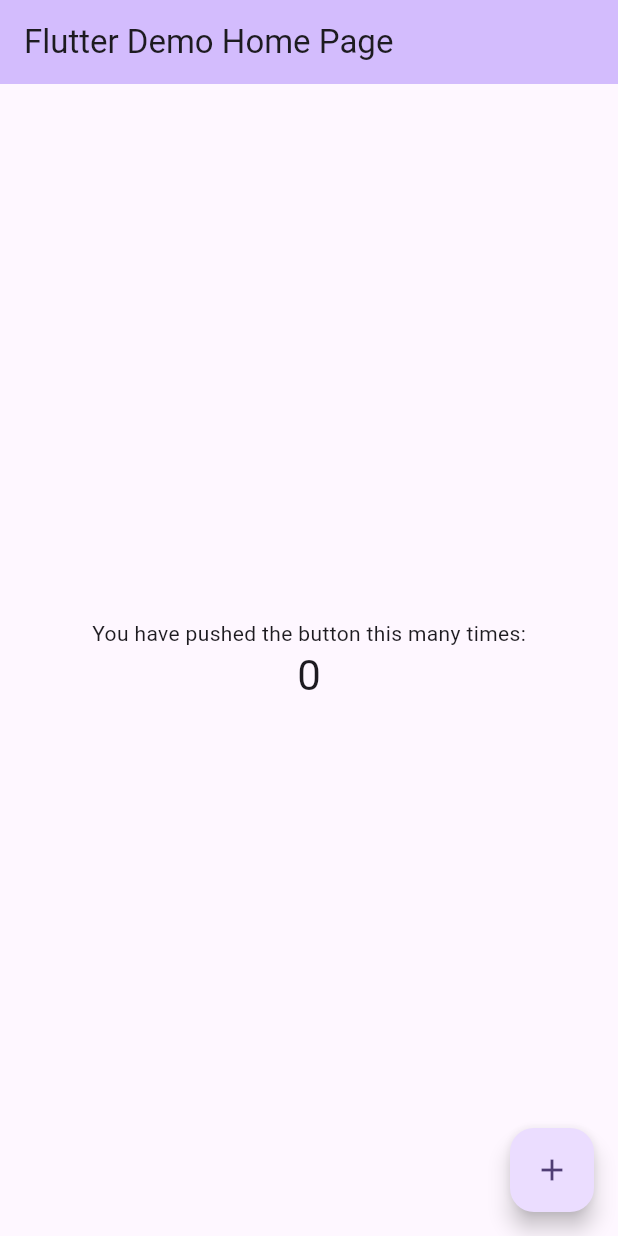
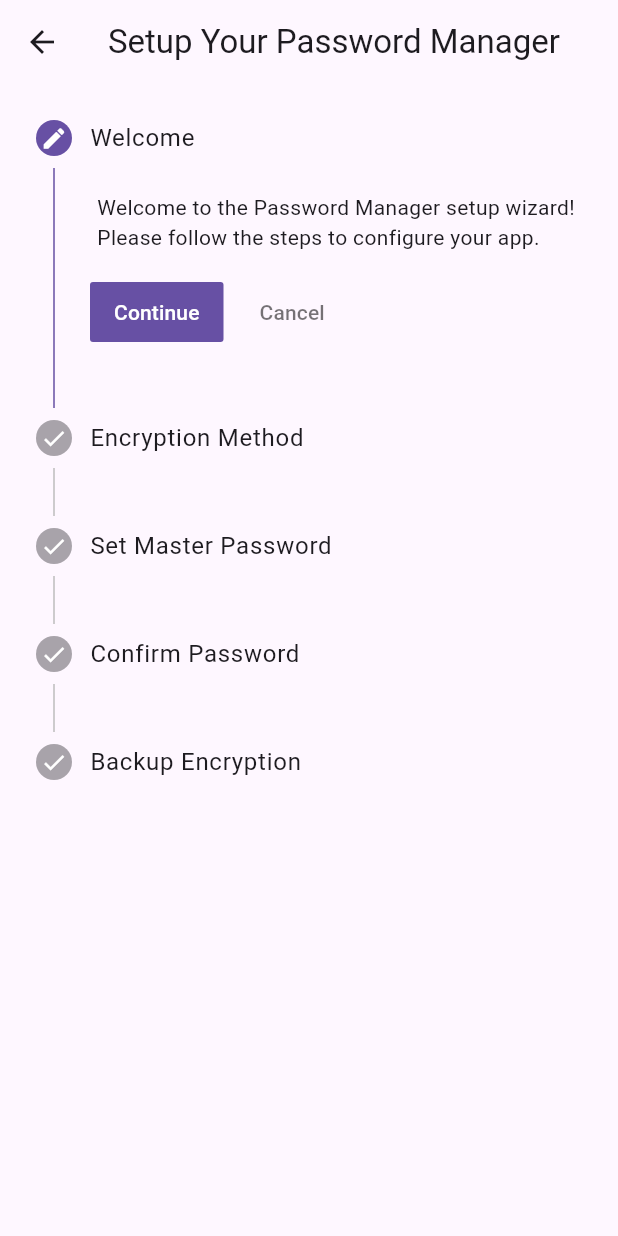
Before and after one commit to AlanMet/HashVault, a Flutter app: the screen it shows after launch, on a phone screen of 412 x 824 dp. Run offline on Flutter 3.47's test engine with Material 3 defaults, Android fonts, the phone set to English and light mode, and no system bars; our stand-ins replace flutter_secure_storage.

Commit message:
Add login and setup screens with secure storage integration

```diff
--- a/hash_vault/lib/main.dart
+++ b/hash_vault/lib/main.dart
@@ -1,4 +1,18 @@
 import 'package:flutter/material.dart';
+import 'package:flutter_secure_storage/flutter_secure_storage.dart';
+import 'setup_screen.dart';
+import 'login_screen.dart';
+
+// give me the front and backend code. it needs to check if the file with
+//the passwords exists and also maybe a backup. The front end will have a
+//simple password prompt. the hash should be encrypted in its own file. when
+//the user types the password then the hashes are compared, if the password is
+//failed 10 times in a row, all data is deleted. once the user is logged in it's
+//a simple UI with a search, the website/ app name and the password on the right.
+//it will be hidden until the user presses on it. background colour for each of the
+//records also depends on factors. if it's been unchanged for a while or password
+//used twice it is orange. if it's been a really long time it goes red. also a way to
+//press a button to go to the website would be nice.
 
 void main() {
   runApp(const MyApp());
@@ -11,115 +25,70 @@ class MyApp extends StatelessWidget {
   @override
   Widget build(BuildContext context) {
     return MaterialApp(
-      title: 'Flutter Demo',
-      theme: ThemeData(
-        // This is the theme of your application.
-        //
-        // TRY THIS: Try running your application with "flutter run". You'll see
-        // the application has a purple toolbar. Then, without quitting the app,
-        // try changing the seedColor in the colorScheme below to Colors.green
-        // and then invoke "hot reload" (save your changes or press the "hot
-        // reload" button in a Flutter-supported IDE, or press "r" if you used
-        // the command line to start the app).
-        //
-        // Notice that the counter didn't reset back to zero; the application
-        // state is not lost during the reload. To reset the state, use hot
-        // restart instead.
-        //
-        // This works for code too, not just values: Most code changes can be
-        // tested with just a hot reload.
-        colorScheme: ColorScheme.fromSeed(seedColor: Colors.deepPurple),
-        useMaterial3: true,
-      ),
-      home: const MyHomePage(title: 'Flutter Demo Home Page'),
+      title: 'Hash Vault',
+      theme: ThemeData(primarySwatch: Colors.blue),
+      home: const HomePage(),
     );
   }
 }
 
-class MyHomePage extends StatefulWidget {
-  const MyHomePage({super.key, required this.title});
-
-  // This widget is the home page of your application. It is stateful, meaning
-  // that it has a State object (defined below) that contains fields that affect
-  // how it looks.
-
-  // This class is the configuration for the state. It holds the values (in this
-  // case the title) provided by the parent (in this case the App widget) and
-  // used by the build method of the State. Fields in a Widget subclass are
-  // always marked "final".
-
-  final String title;
+class HomePage extends StatefulWidget {
+  const HomePage({super.key});
 
   @override
-  State<MyHomePage> createState() => _MyHomePageState();
+  State<HomePage> createState() => _HomePageState();
 }
 
-class _MyHomePageState extends State<MyHomePage> {
-  int _counter = 0;
+class _HomePageState extends State<HomePage> {
+  final FlutterSecureStorage _storage = FlutterSecureStorage();
 
-  void _incrementCounter() {
-    setState(() {
-      // This call to setState tells the Flutter framework that something has
-      // changed in this State, which causes it to rerun the build method below
-      // so that the display can reflect the updated values. If we changed
-      // _counter without calling setState(), then the build method would not be
-      // called again, and so nothing would appear to happen.
-      _counter++;
-    });
+  Future<void> _resetConfiguration() async {
+    await _storage.write(key: 'configured', value: 'false');
+    print('Configuration reset to false');
+  }
+
+  void _setConfigured() async {
+    final FlutterSecureStorage _storage = FlutterSecureStorage();
+    await _storage.write(
+        key: 'configured', value: 'true'); // Mark as configured
+    print('Configuration complete');
+    _checkConfiguration();
+  }
+
+  @override
+  void initState() {
+    super.initState();
+    _resetConfiguration();
+    _checkConfiguration();
+  }
+
+  Future<void> _checkConfiguration() async {
+    String? configured = await _storage.read(key: 'configured');
+
+    if (configured == 'true') {
+      print('configuration found, redirecting to login');
+      Navigator.pushReplacement(
+        context,
+        MaterialPageRoute(builder: (context) => const LoginScreen()),
+      );
+    } else {
+      print('No configuration found, redirecting to setup');
+      Navigator.push(
+        context,
+        MaterialPageRoute(
+          builder: (context) => SetupScreen(
+            onSetupComplete: _setConfigured, // Pass the callback here
+          ),
+        ),
+      );
+    }
   }
 
   @override
   Widget build(BuildContext context) {
-    // This method is rerun every time setState is called, for instance as done
-    // by the _incrementCounter method above.
-    //
-    // The Flutter framework has been optimized to make rerunning build methods
-    // fast, so that you can just rebuild anything that needs updating rather
-    // than having to individually change instances of widgets.
     return Scaffold(
-      appBar: AppBar(
-        // TRY THIS: Try changing the color here to a specific color (to
-        // Colors.amber, perhaps?) and trigger a hot reload to see the AppBar
-        // change color while the other colors stay the same.
-        backgroundColor: Theme.of(context).colorScheme.inversePrimary,
-        // Here we take the value from the MyHomePage object that was created by
-        // the App.build method, and use it to set our appbar title.
-        title: Text(widget.title),
-      ),
-      body: Center(
-        // Center is a layout widget. It takes a single child and positions it
-        // in the middle of the parent.
-        child: Column(
-          // Column is also a layout widget. It takes a list of children and
-          // arranges them vertically. By default, it sizes itself to fit its
-          // children horizontally, and tries to be as tall as its parent.
-          //
-          // Column has various properties to control how it sizes itself and
-          // how it positions its children. Here we use mainAxisAlignment to
-          // center the children vertically; the main axis here is the vertical
-          // axis because Columns are vertical (the cross axis would be
-          // horizontal).
-          //
-          // TRY THIS: Invoke "debug painting" (choose the "Toggle Debug Paint"
-          // action in the IDE, or press "p" in the console), to see the
-          // wireframe for each widget.
-          mainAxisAlignment: MainAxisAlignment.center,
-          children: <Widget>[
-            const Text(
-              'You have pushed the button this many times:',
-            ),
-            Text(
-              '$_counter',
-              style: Theme.of(context).textTheme.headlineMedium,
-            ),
-          ],
-        ),
-      ),
-      floatingActionButton: FloatingActionButton(
-        onPressed: _incrementCounter,
-        tooltip: 'Increment',
-        child: const Icon(Icons.add),
-      ), // This trailing comma makes auto-formatting nicer for build methods.
+      appBar: AppBar(title: const Text('Hash Vault')),
+      body: const Center(child: CircularProgressIndicator()),
     );
   }
 }
--- /dev/null
+++ b/hash_vault/lib/setup_screen.dart
@@ -0,0 +1,134 @@
+import 'package:flutter/material.dart';
+import 'package:flutter_secure_storage/flutter_secure_storage.dart';
+
+class SetupScreen extends StatefulWidget {
+  final Function onSetupComplete; // Define the callback function
+
+  const SetupScreen({super.key, required this.onSetupComplete});
+
+  @override
+  State<SetupScreen> createState() => _SetupScreenState();
+}
+
+class _SetupScreenState extends State<SetupScreen> {
+  int _currentStep = 0; // Move _currentStep here to persist its value
+  TextEditingController _masterPasswordController = TextEditingController();
+  TextEditingController _confirmPasswordController = TextEditingController();
+  String? _selectedEncryptionMethod;
+
+  final FlutterSecureStorage _storage = FlutterSecureStorage();
+
+  @override
+  Widget build(BuildContext context) {
+    return Scaffold(
+      appBar: AppBar(title: const Text('Setup Your Password Manager')),
+      body: Stepper(
+        currentStep: _currentStep,
+        onStepContinue: () {
+          setState(() {
+            if (_currentStep < 4) {
+              _currentStep++;
+            } else {
+              widget.onSetupComplete(); // Mark as configured
+              Navigator.pop(context); // Go back to the main screen
+            }
+          });
+        },
+        onStepCancel: () {
+          setState(() {
+            if (_currentStep > 0) {
+              _currentStep--;
+            }
+          });
+        },
+        steps: [
+          Step(
+            title: const Text('Welcome'),
+            content: Column(
+              crossAxisAlignment: CrossAxisAlignment.start,
+              children: const [
+                Text('Welcome to the Password Manager setup wizard!'),
+                Text('Please follow the steps to configure your app.'),
+              ],
+            ),
+            isActive: _currentStep >= 0,
+            state: _currentStep == 0 ? StepState.editing : StepState.complete,
+          ),
+          Step(
+            title: const Text('Encryption Method'),
+            content: Column(
+              crossAxisAlignment: CrossAxisAlignment.start,
+              children: [
+                const Text('Choose your encryption method:'),
+                DropdownButton<String>(
+                  value: _selectedEncryptionMethod,
+                  items: const <String>['AES-256', 'RSA-2048']
+                      .map((e) => DropdownMenuItem(value: e, child: Text(e)))
+                      .toList(),
+                  onChanged: (value) {
+                    setState(() {
+                      _selectedEncryptionMethod = value;
+                    });
+                  },
+                  hint: const Text('Select Encryption Method'),
+                ),
+              ],
+            ),
+            isActive: _currentStep >= 1,
+            state: _currentStep == 1 ? StepState.editing : StepState.complete,
+          ),
+          Step(
+            title: const Text('Set Master Password'),
+            content: Column(
+              crossAxisAlignment: CrossAxisAlignment.start,
+              children: [
+                TextField(
+                  controller: _masterPasswordController,
+                  obscureText: true,
+                  decoration:
+                      const InputDecoration(labelText: "Master Password"),
+                ),
+              ],
+            ),
+            isActive: _currentStep >= 2,
+            state: _currentStep == 2 ? StepState.editing : StepState.complete,
+          ),
+          Step(
+            title: const Text('Confirm Password'),
+            content: Column(
+              crossAxisAlignment: CrossAxisAlignment.start,
+              children: [
+                TextField(
+                  controller: _confirmPasswordController,
+                  obscureText: true,
+                  decoration:
+                      const InputDecoration(labelText: "Confirm Password"),
+                ),
+              ],
+            ),
+            isActive: _currentStep >= 3,
+            state: _currentStep == 3 ? StepState.editing : StepState.complete,
+          ),
+          Step(
+            title: const Text('Backup Encryption'),
+            content: Column(
+              crossAxisAlignment: CrossAxisAlignment.start,
+              children: [
+                const Text('Would you like to set a backup encryption method?'),
+                SwitchListTile(
+                  title: const Text('Enable Backup Encryption'),
+                  value: false,
+                  onChanged: (value) {
+                    // Handle backup encryption logic
+                  },
+                ),
+              ],
+            ),
+            isActive: _currentStep >= 4,
+            state: _currentStep == 4 ? StepState.editing : StepState.complete,
+          ),
+        ],
+      ),
+    );
+  }
+}
--- a/hash_vault/pubspec.yaml
+++ b/hash_vault/pubspec.yaml
@@ -30,6 +30,7 @@ environment:
 dependencies:
   flutter:
     sdk: flutter
+  flutter_secure_storage: ^5.0.2
 
   # The following adds the Cupertino Icons font to your application.
   # Use with the CupertinoIcons class for iOS style icons.
```
Also changed, not shown: hash_vault/lib/login_screen.dart (added, +15 -0 lines), hash_vault/pubspec.lock, 5 other files.
